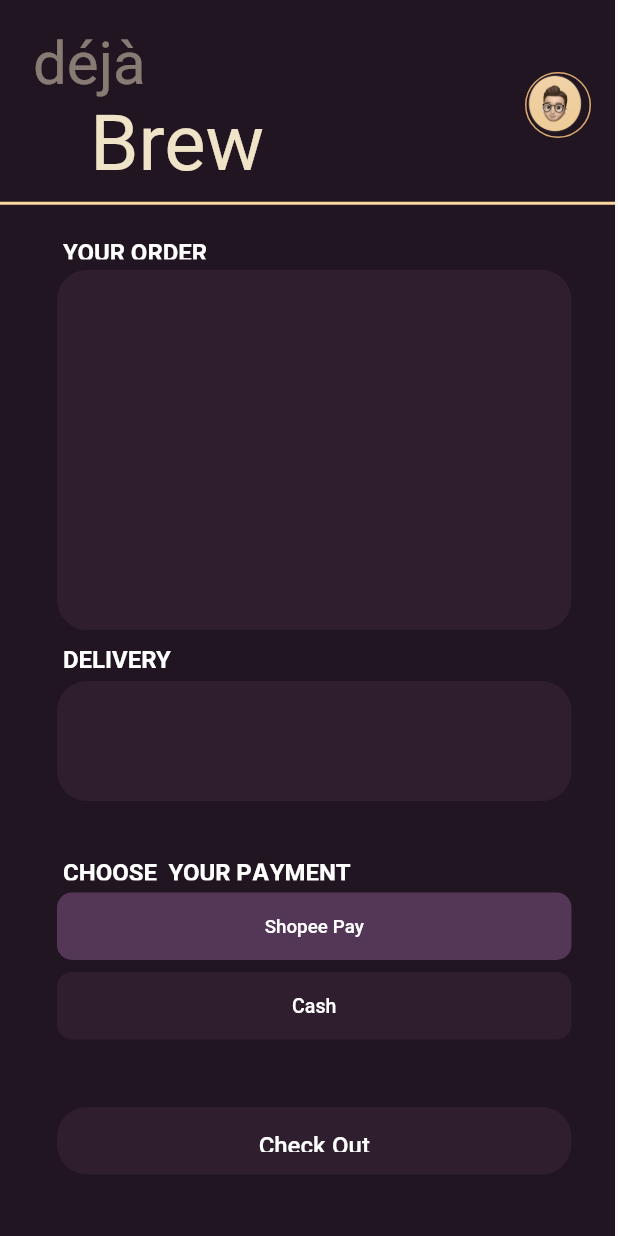
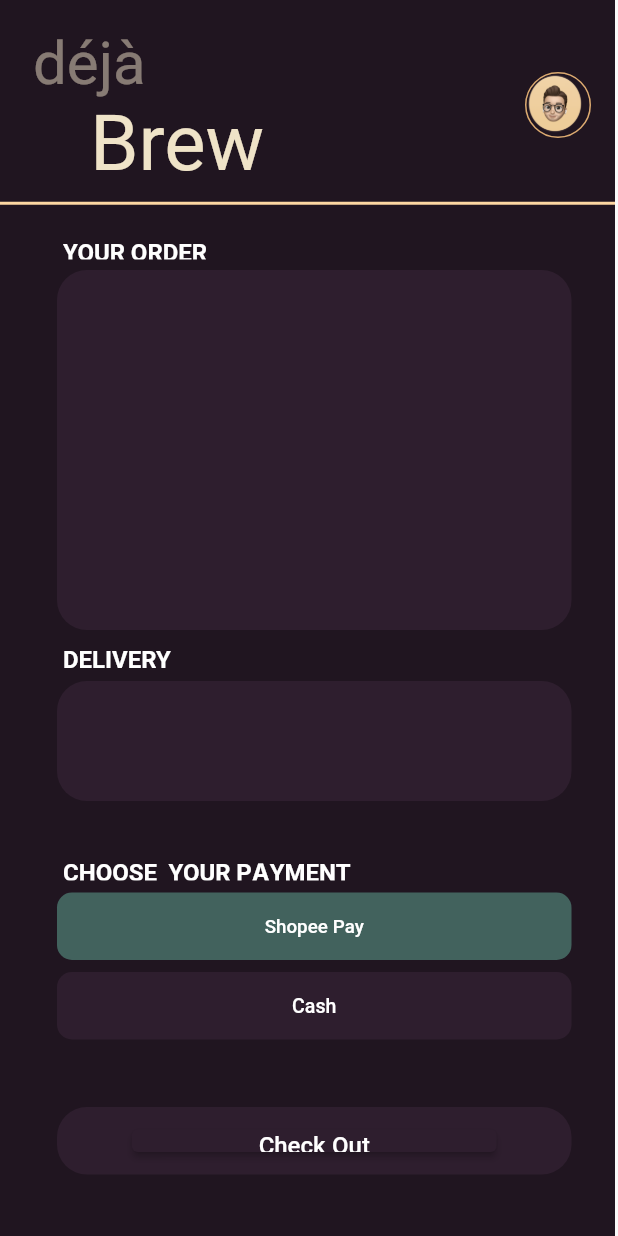
Before and after one commit to DaveKeaneW/GROUP1_MOBILEPROGRAMMING, a Flutter app: the KanePunya widget shown alone on an empty page, opened directly, on a phone screen of 412 x 824 dp. Run offline on Flutter 3.47's test engine with Material 2 defaults, Android fonts, the phone set to English and light mode, and no system bars; our stand-ins replace google_fonts; Roboto replaces fonts that are missing (OFL Sorts Mill Goudy TT, Oleo Script, Rosarivo).

Commit message:
tinggal buton shopee dan cash dan rapiin dikit

```diff
--- a/lib/checkout.dart
+++ b/lib/checkout.dart
@@ -1,11 +1,12 @@
 import 'package:flutter/material.dart';
+import 'package:tesgit/otw.dart';
 
 void main() {
-  runApp(const cekot());
+  runApp(const checkout());
 }
 
-class cekot extends StatelessWidget {
-  const cekot ({super.key});
+class checkout extends StatelessWidget {
+  const checkout ({super.key});
 
   @override
   Widget build(BuildContext context) {
@@ -47,6 +48,8 @@ class KanePunya extends StatelessWidget {
                   ),
                 ),
               ),
+
+
               Positioned(
                 left: 38,
                 top: 595,
@@ -55,12 +58,14 @@ class KanePunya extends StatelessWidget {
                   height: 45,
                   padding: const EdgeInsets.symmetric(horizontal: 50, vertical: 15),
                   decoration: ShapeDecoration(
-                    color: Color(0xFF543656),
+                    color: Color(0xFF5436560),
                     shape: RoundedRectangleBorder(
                       borderRadius: BorderRadius.circular(10),
                     ),
+                  ),
 
-                  ),
+
+
                   child: FittedBox(
                     fit: BoxFit.scaleDown,
                     child: Text(
@@ -77,6 +82,9 @@ class KanePunya extends StatelessWidget {
                   ),
                 ),
               ),
+
+
+
               Positioned(
                 left: 38,
                 top: 648,
@@ -89,8 +97,10 @@ class KanePunya extends StatelessWidget {
                     shape: RoundedRectangleBorder(
                       borderRadius: BorderRadius.circular(10),
                     ),
+                  ),
 
-                  ),
+
+
                   child: FittedBox(
                     fit: BoxFit.scaleDown,
                     child: Text.rich(
@@ -135,17 +145,22 @@ class KanePunya extends StatelessWidget {
               shape: RoundedRectangleBorder(
                 borderRadius: BorderRadius.circular(20),
               ),
+            ),
 
+            child: ElevatedButton( // Tambahkan ElevatedButton di sini
+              onPressed: () {
+                Navigator.push  ( context,
+                                            MaterialPageRoute  (  builder: (context) => otw()   ),
+                // Aksi yang ingin dilakukan saat tombol ditekan
+                // Misalnya, pindah ke halaman checkout atau tampilkan pesan
+                                );
+                            },
+              style: ElevatedButton.styleFrom (
+                primary: Color(0xFF2E1E2E), // Background color
                                               ),
-                  child: Row(
-                    mainAxisSize: MainAxisSize.min,
-                    mainAxisAlignment: MainAxisAlignment.center,
-                    crossAxisAlignment: CrossAxisAlignment.center,
-                    children: [
-                      Text(
+                  child: Text(
                               'Check Out',
-                        textAlign: TextAlign.center,
-                        style: TextStyle(
+                  style: TextStyle  (
                   color: Colors.white,
                   fontSize: 16,
                   fontFamily: 'OFL Sorts Mill Goudy TT',
@@ -153,10 +168,10 @@ class KanePunya extends StatelessWidget {
                   height: 0,
                                     ),
                               ),
-                    ],
                       ),
                   ),
               ),
+
               Positioned(
                 left: 345,
                 top: 45,
```
Lines whose indentation alone changed are shown as unchanged.
